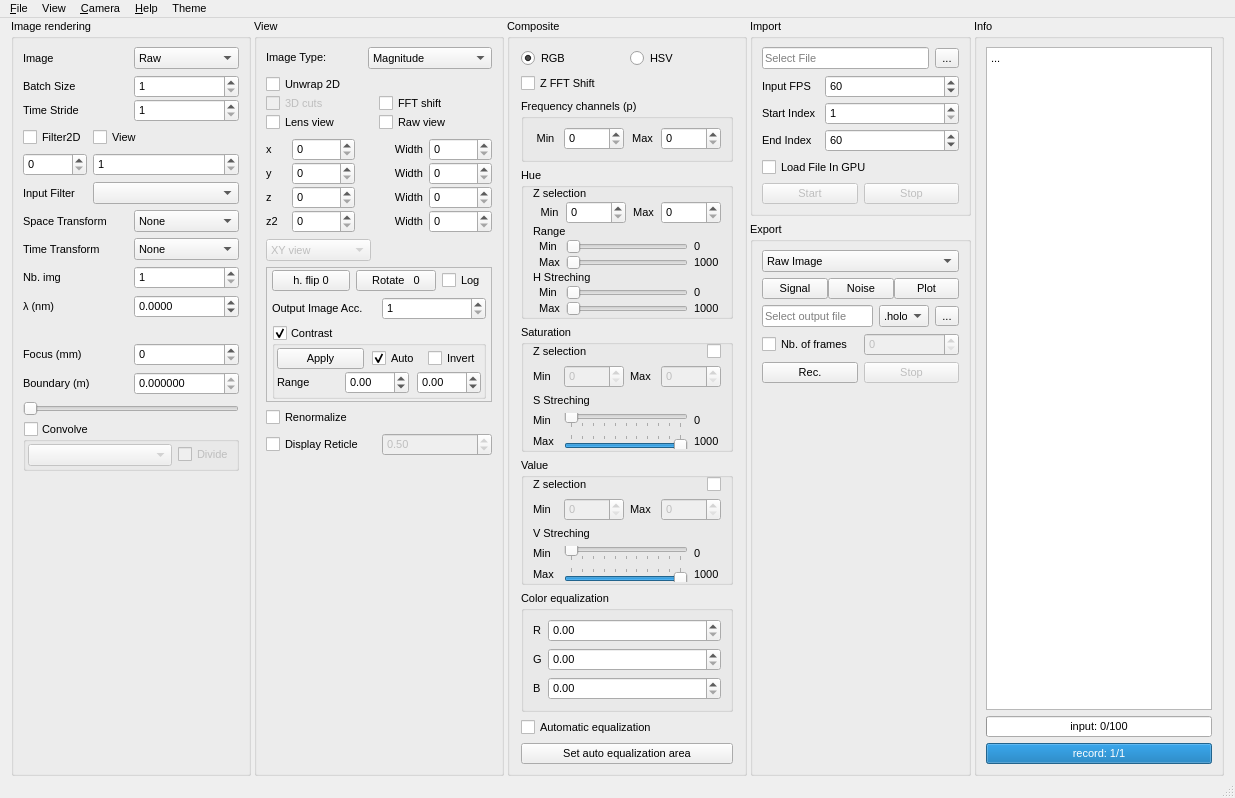
Qt form Holovibes/mainwindow.ui (DigitalHolography/Holovibes) before a commit.
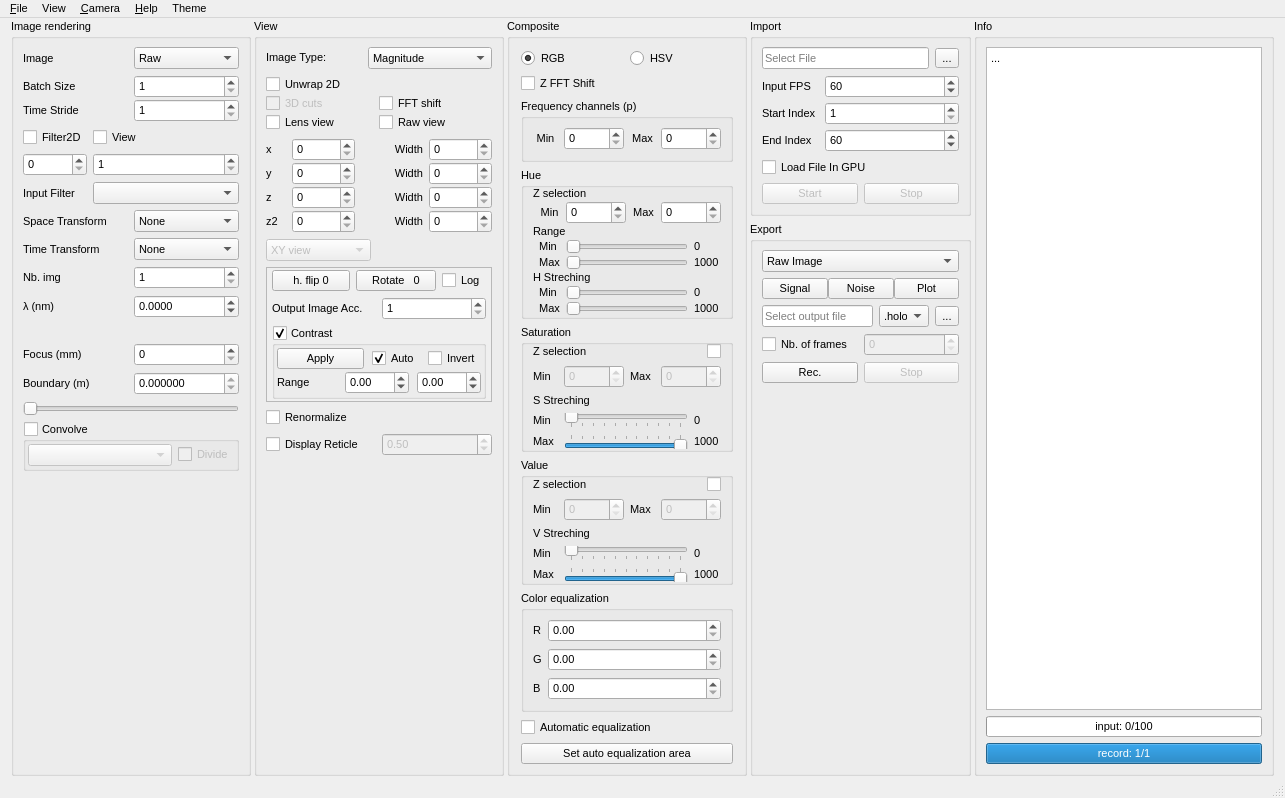
The same form after that commit. Custom widgets are drawn as their Qt base class.

Commit message: feat(ui): Information worker data in a table. One data per row

```diff
--- a/Holovibes/mainwindow.ui
+++ b/Holovibes/mainwindow.ui
@@ -3096,7 +3096,7 @@
         </property>
         <property name="minimumSize">
          <size>
-          <width>250</width>
+          <width>300</width>
           <height>0</height>
          </size>
         </property>
```
Left out of the diff: 2 changed lines with no effect on the pictures. The commit also changes 3 other files.
